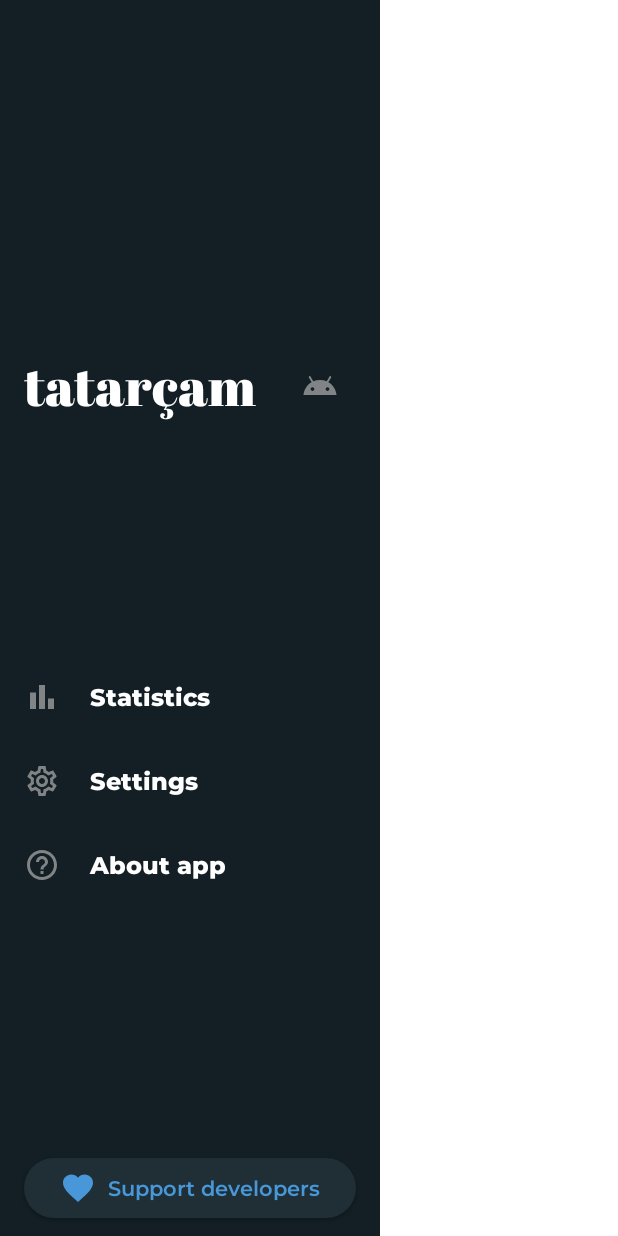
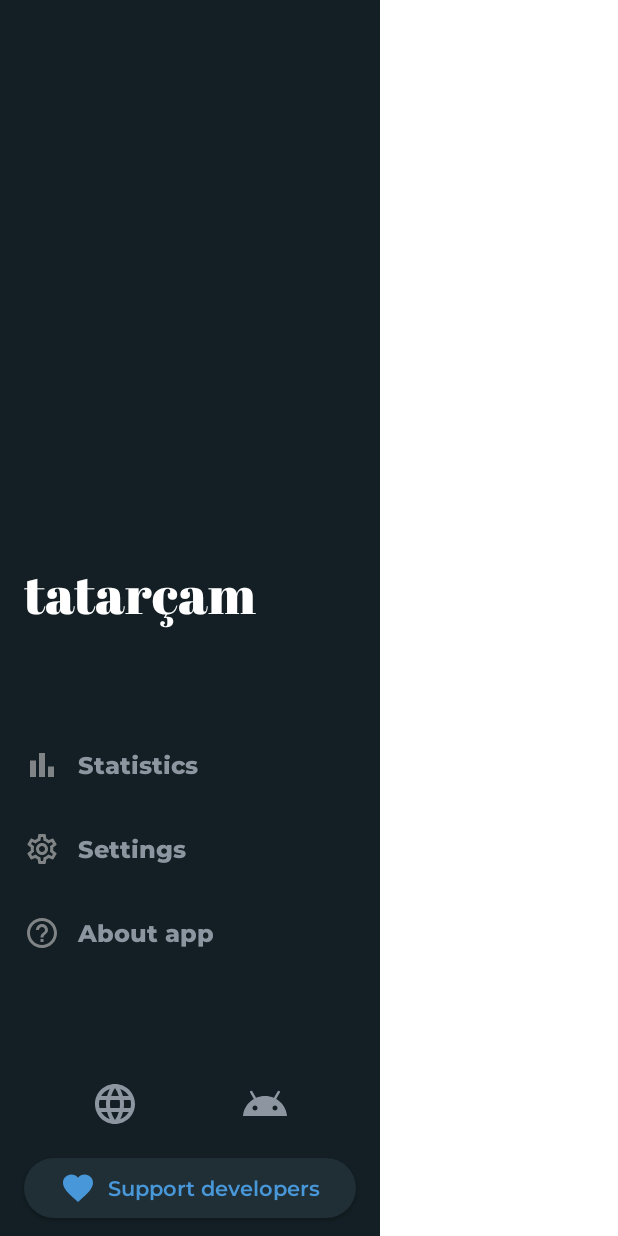
Before and after one commit to dov4k1n/tatarcham, an Android app built with Jetpack Compose: the @Preview function PreviewDrawerContent, on a phone screen of 412 x 824 dp. Run offline under Robolectric (Android 15) with nearby library versions, the phone set to English and light mode, and no system bars.

Commit message:
move language switch from topbar to navdrawer

```diff
--- a/app/src/main/kotlin/com/dov4k1n/tatarapp/MainComposable.kt
+++ b/app/src/main/kotlin/com/dov4k1n/tatarapp/MainComposable.kt
@@ -34,7 +34,9 @@ fun MainComposable(
     navController: NavHostController = rememberNavController()
 ) {
     val context = LocalContext.current
-    val preferencesManager = (context.applicationContext as TatarApplication).preferencesManager
+    val preferencesManager =
+        (context.applicationContext as TatarApplication).preferencesManager
+
     var themeMode by remember {
         mutableStateOf(preferencesManager.getThemeMode())
     }
@@ -43,6 +45,7 @@ fun MainComposable(
         themeMode = nextTheme
         preferencesManager.saveThemeMode(nextTheme)
     }
+
     var lastTabOpen by remember {
         mutableStateOf(preferencesManager.getLastTabOpen())
     }
@@ -75,6 +78,7 @@ fun MainComposable(
                 drawerContent = {
                     DrawerContent(
                         themeMode = themeMode,
+                        onLanguageIconClick = { choseLanguage = true },
                         onThemeIconClick = { updateThemeMode() },
                         scope = scope,
                         drawerState = drawerState,
@@ -90,8 +94,7 @@ fun MainComposable(
                             navController = navController,
                             onNavigationDrawerIconClick = {
                                 scope.launch { drawerState.open() }
-                            },
-                            onLanguageIconClick = { choseLanguage = true }
+                            }
                         )
                     },
                     bottomBar = {
--- a/app/src/main/kotlin/com/dov4k1n/tatarapp/ui/DrawerContent.kt
+++ b/app/src/main/kotlin/com/dov4k1n/tatarapp/ui/DrawerContent.kt
@@ -6,13 +6,16 @@ import androidx.compose.foundation.layout.IntrinsicSize
 import androidx.compose.foundation.layout.Row
 import androidx.compose.foundation.layout.Spacer
 import androidx.compose.foundation.layout.fillMaxHeight
+import androidx.compose.foundation.layout.fillMaxWidth
 import androidx.compose.foundation.layout.padding
+import androidx.compose.foundation.layout.size
 import androidx.compose.foundation.layout.width
 import androidx.compose.foundation.rememberScrollState
 import androidx.compose.foundation.verticalScroll
 import androidx.compose.material.icons.Icons
 import androidx.compose.material.icons.outlined.Android
 import androidx.compose.material.icons.outlined.DarkMode
+import androidx.compose.material.icons.outlined.Language
 import androidx.compose.material.icons.outlined.LightMode
 import androidx.compose.material3.DrawerState
 import androidx.compose.material3.DrawerValue
@@ -54,6 +57,7 @@ fun PreviewDrawerContent() {
     TatarAppTheme(themeMode = ThemeMode.Dark) {
         DrawerContent(
             themeMode = ThemeMode.System,
+            onLanguageIconClick = {},
             onThemeIconClick = {},
             scope = rememberCoroutineScope(),
             drawerState = rememberDrawerState(DrawerValue.Open),
@@ -65,6 +69,7 @@ fun PreviewDrawerContent() {
 @Composable
 fun DrawerContent(
     themeMode: ThemeMode,
+    onLanguageIconClick: () -> Unit,
     onThemeIconClick: () -> Unit,
     scope: CoroutineScope,
     drawerState: DrawerState,
@@ -89,35 +94,17 @@ fun DrawerContent(
 
             Spacer(modifier = Modifier.weight(3f))
 
-            Row(
-                verticalAlignment = Alignment.CenterVertically,
+            Text(
+                text = stringResource(id = R.string.app_name),
+                style = typography.displaySmall,
+                color = colorScheme.primary,
+                maxLines = 1,
+                overflow = TextOverflow.Ellipsis,
                 modifier = Modifier
                     .padding(horizontal = 16.dp)
-            ) {
-                Text(
-                    text = stringResource(id = R.string.app_name),
-                    style = typography.displaySmall,
-                    color = colorScheme.primary,
-                    maxLines = 1,
-                    overflow = TextOverflow.Ellipsis
-                )
-                Spacer(modifier = Modifier.weight(3f))
-                IconButton(
-                    onClick = onThemeIconClick,
-                ) {
-                    Icon(
-                        imageVector = when (themeMode) {
-                            ThemeMode.Light -> Icons.Outlined.LightMode
-                            ThemeMode.Dark -> Icons.Outlined.DarkMode
-                            ThemeMode.System -> Icons.Outlined.Android
-                        },
-                        contentDescription = null,
-                        tint = colorScheme.onSurfaceVariant
-                    )
-                }
-            }
+            )
 
-            Spacer(modifier = Modifier.weight(2f))
+            Spacer(modifier = Modifier.weight(0.5f))
 
             navigationDrawerItemsList.forEach { item ->
                 val selectedItem = currentDestination?.route == item.route
@@ -128,14 +115,18 @@ fun DrawerContent(
                         selectedContainerColor = colorScheme.primaryContainer,
                         unselectedIconColor = colorScheme.onSurfaceVariant,
                         selectedIconColor = colorScheme.onSurfaceVariant,
-                        unselectedTextColor = colorScheme.primary,
-                        selectedTextColor = colorScheme.primary,
+                        unselectedTextColor = colorScheme.outlineVariant,
+                        selectedTextColor = colorScheme.outlineVariant,
                     ),
                     icon = {
                         Icon(
-                            imageVector = if (selectedItem) item.selectedIcon else item.unselectedIcon,
+                            imageVector =
+                                if (selectedItem)
+                                    item.selectedIcon
+                                else
+                                    item.unselectedIcon,
                             contentDescription = stringResource(item.title),
-                            modifier = Modifier.padding(end = 8.dp)
+                            modifier = Modifier.padding(end = 0.dp)
                         )
                     },
                     label = {
@@ -152,7 +143,9 @@ fun DrawerContent(
                             drawerState.close()
                         }
                         navController.navigate(item.route) {
-                            popUpTo(navController.graph.findStartDestination().id) {
+                            popUpTo(
+                                navController.graph.findStartDestination().id
+                            ) {
                                 saveState = true
                             }
                             launchSingleTop = true
@@ -163,7 +156,39 @@ fun DrawerContent(
                 )
             }
 
-            Spacer(modifier = Modifier.weight(2f))
+            Spacer(modifier = Modifier.weight(0.5f))
+
+            Row(
+                modifier = Modifier.fillMaxWidth(),
+                horizontalArrangement = Arrangement.SpaceEvenly
+            ) {
+                IconButton(
+                    onClick = onLanguageIconClick
+                ) {
+                    Icon(
+                        imageVector = Icons.Outlined.Language,
+                        contentDescription = null,
+                        tint = colorScheme.outlineVariant,
+                        modifier = Modifier
+                            .size(32.dp)
+                    )
+                }
+                IconButton(
+                    onClick = onThemeIconClick,
+                ) {
+                    Icon(
+                        imageVector = when (themeMode) {
+                            ThemeMode.Light -> Icons.Outlined.LightMode
+                            ThemeMode.Dark -> Icons.Outlined.DarkMode
+                            ThemeMode.System -> Icons.Outlined.Android
+                        },
+                        contentDescription = null,
+                        tint = colorScheme.outlineVariant,
+                        modifier = Modifier
+                            .size(32.dp)
+                    )
+                }
+            }
 
             SupportDevelopersButton(
                 modifier = Modifier
--- a/app/src/main/kotlin/com/dov4k1n/tatarapp/ui/TopAppBar.kt
+++ b/app/src/main/kotlin/com/dov4k1n/tatarapp/ui/TopAppBar.kt
@@ -4,7 +4,6 @@ import androidx.compose.foundation.layout.Row
 import androidx.compose.foundation.layout.padding
 import androidx.compose.material.icons.Icons
 import androidx.compose.material.icons.automirrored.filled.ArrowBack
-import androidx.compose.material.icons.outlined.Language
 import androidx.compose.material.icons.outlined.Menu
 import androidx.compose.material3.CenterAlignedTopAppBar
 import androidx.compose.material3.ExperimentalMaterial3Api
@@ -41,9 +40,7 @@ fun PreviewTopAppBar() {
 @Composable
 fun TopAppBar(
     navController: NavHostController,
-    modifier: Modifier = Modifier,
     onNavigationDrawerIconClick: () -> Unit = {},
-    onLanguageIconClick: () -> Unit = {}
 ) {
     val navBackStackEntry by navController.currentBackStackEntryAsState()
     val currentDestination = navBackStackEntry?.destination
@@ -88,16 +85,6 @@ fun TopAppBar(
                 }
             }
         },
-        actions = {
-            IconButton(
-                onClick = onLanguageIconClick
-            ) {
-                Icon(
-                    imageVector = Icons.Outlined.Language,
-                    contentDescription = null,
-                )
-            }
-        },
         colors = TopAppBarColors(
             containerColor = Color.Transparent,
             scrolledContainerColor = Color.Transparent,
```
